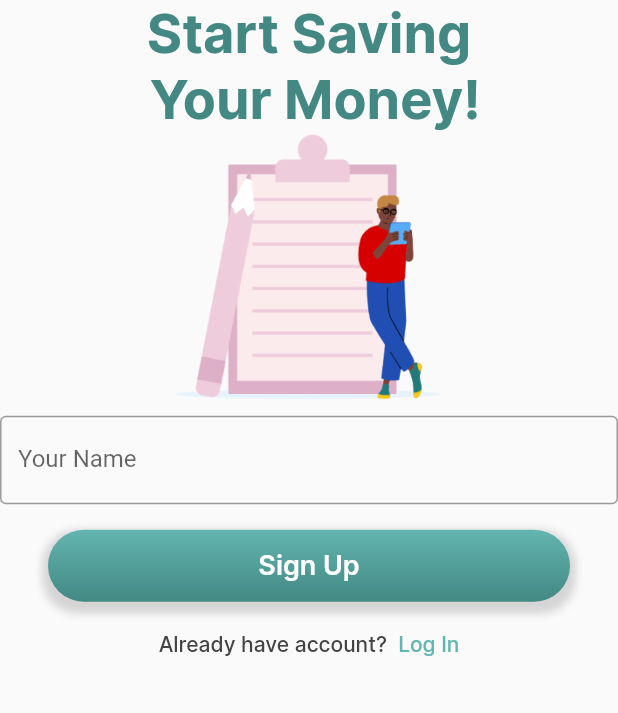
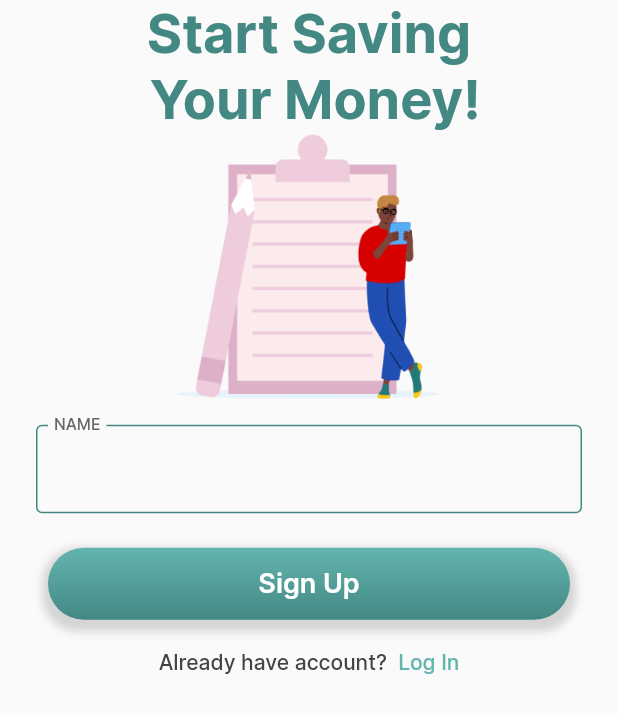
Before and after one commit to thyagosouza/financial_app, a Flutter app: the screen it shows after launch, on a phone screen of 412 x 824 dp. Shown: the top 713 px of the screen. Run offline on Flutter 3.47's test engine with Material 2 defaults, Android fonts, the phone set to English and light mode, and no system bars.

Commit message:
Parte 13 - Propriedades Visuais do TextFormField

```diff
--- a/lib/common/constants/app_colors.dart
+++ b/lib/common/constants/app_colors.dart
@@ -16,4 +16,5 @@ class AppColors {
   ];
   static const Color iceWhite = Color(0xFFeef8f7);
   static const Color greyDark = Color(0xFF444444);
+  static const Color greyDark2 = Color(0xFF666666);
 }
--- a/lib/common/constants/app_text_styles.dart
+++ b/lib/common/constants/app_text_styles.dart
@@ -1,3 +1,4 @@
+import 'package:finance_app/common/constants/app_colors.dart';
 import 'package:flutter/material.dart';
 
 class AppTextStyles {
@@ -17,6 +18,11 @@ class AppTextStyles {
     fontWeight: FontWeight.w500,
     fontFamily: 'Inter',
   );
+  static const TextStyle inputLabelText = TextStyle(
+    fontSize: 14,
+    fontWeight: FontWeight.w500,
+    fontFamily: 'Inter',
+  );
   static const TextStyle buttonText18 = TextStyle(
     fontSize: 18,
     fontWeight: FontWeight.w600,
--- /dev/null
+++ b/lib/common/widgets/custom_text_field_widget.dart
@@ -0,0 +1,84 @@
+import 'package:flutter/material.dart';
+
+import '../constants/app_colors.dart';
+import '../constants/app_text_styles.dart';
+
+class CustomTextFormField extends StatefulWidget {
+  final EdgeInsetsGeometry? padding;
+  final String? hintText;
+  final String labelText;
+  final bool isObscure;
+  final TextCapitalization? textCapitalization;
+  final TextEditingController? controller;
+  final TextInputType? textInputType;
+  final int? maxLength;
+  final TextInputAction? textInputAction;
+
+  const CustomTextFormField({
+    Key? key,
+    this.padding,
+    this.hintText,
+    required this.labelText,
+    this.isObscure = false,
+    this.textCapitalization,
+    this.controller,
+    this.textInputType,
+    this.maxLength,
+    this.textInputAction,
+  }) : super(key: key);
+
+  @override
+  State<CustomTextFormField> createState() => _CustomTextFormFieldState();
+}
+
+class _CustomTextFormFieldState extends State<CustomTextFormField> {
+  final defaultBorder = OutlineInputBorder(
+    borderSide: BorderSide(
+      color: AppColors.greenLight2,
+    ),
+  );
+
+  @override
+  Widget build(BuildContext context) {
+    return Padding(
+      padding: widget.padding ??
+          EdgeInsets.symmetric(horizontal: 24.0, vertical: 6.0),
+      child: TextFormField(
+        textInputAction: widget.textInputAction,
+        controller: widget.controller,
+        keyboardType: widget.textInputType,
+        maxLength: widget.maxLength,
+        textCapitalization:
+            widget.textCapitalization ?? TextCapitalization.none,
+        obscureText: widget.isObscure,
+        decoration: InputDecoration(
+          floatingLabelBehavior: FloatingLabelBehavior.always,
+          hintText: widget.hintText,
+          suffixIcon: widget.isObscure == true
+              ? Icon(
+                  Icons.remove_red_eye_sharp,
+                  size: 20,
+                )
+              : SizedBox(),
+          focusedBorder: defaultBorder.copyWith(),
+          errorBorder: defaultBorder.copyWith(
+            borderSide: BorderSide(
+              color: Colors.red,
+            ),
+          ),
+          focusedErrorBorder: defaultBorder.copyWith(
+            borderSide: BorderSide(
+              color: Colors.red,
+            ),
+          ),
+          enabledBorder: defaultBorder.copyWith(),
+          disabledBorder: defaultBorder.copyWith(),
+          labelText: widget.labelText.toUpperCase(),
+          labelStyle: AppTextStyles.inputLabelText.copyWith(
+            color: AppColors.greyDark2,
+          ),
+        ),
+      ),
+    );
+  }
+}
--- a/lib/features/signup/singup_page.dart
+++ b/lib/features/signup/singup_page.dart
@@ -1,11 +1,14 @@
+// ignore_for_file: public_member_api_docs, sort_constructors_first
 import 'dart:developer';
+
+import 'package:flutter/material.dart';
 
 import 'package:finance_app/common/widgets/multi_text_button_widget.dart';
 import 'package:finance_app/common/widgets/primary_button_widget.dart';
-import 'package:flutter/material.dart';
 
 import '../../common/constants/app_colors.dart';
 import '../../common/constants/app_text_styles.dart';
+import '../../common/widgets/custom_text_field_widget.dart';
 
 class SingupPage extends StatelessWidget {
   const SingupPage({Key? key}) : super(key: key);
@@ -28,15 +31,10 @@ class SingupPage extends StatelessWidget {
           SizedBox(
             height: 10,
           ),
-          TextFormField(
-            decoration: InputDecoration(
-                border: OutlineInputBorder(
-                  borderSide: BorderSide(
-                    width: 2,
-                    color: AppColors.greenLight2,
-                  ),
-                ),
-                labelText: 'Your Name'),
+          CustomTextFormField(
+            labelText: 'Name',
+            textCapitalization: TextCapitalization.words,
+            textInputType: TextInputType.name,
           ),
           Padding(
             padding: const EdgeInsets.fromLTRB(32, 17, 32, 4),
--- a/lib/my_app.dart
+++ b/lib/my_app.dart
@@ -12,7 +12,7 @@ class MyApp extends StatelessWidget {
   @override
   Widget build(BuildContext context) {
     return MaterialApp(
-      theme: defaultTheme,
+      //theme: defaultTheme,
       home: Scaffold(
         //body: Container(),
         // body: SplashPage(),
```
